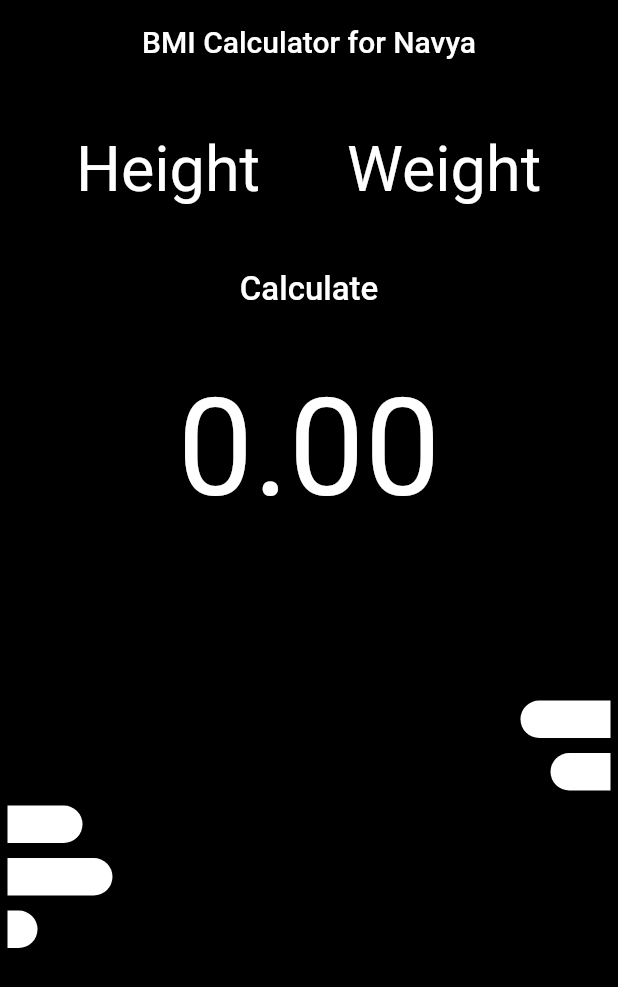
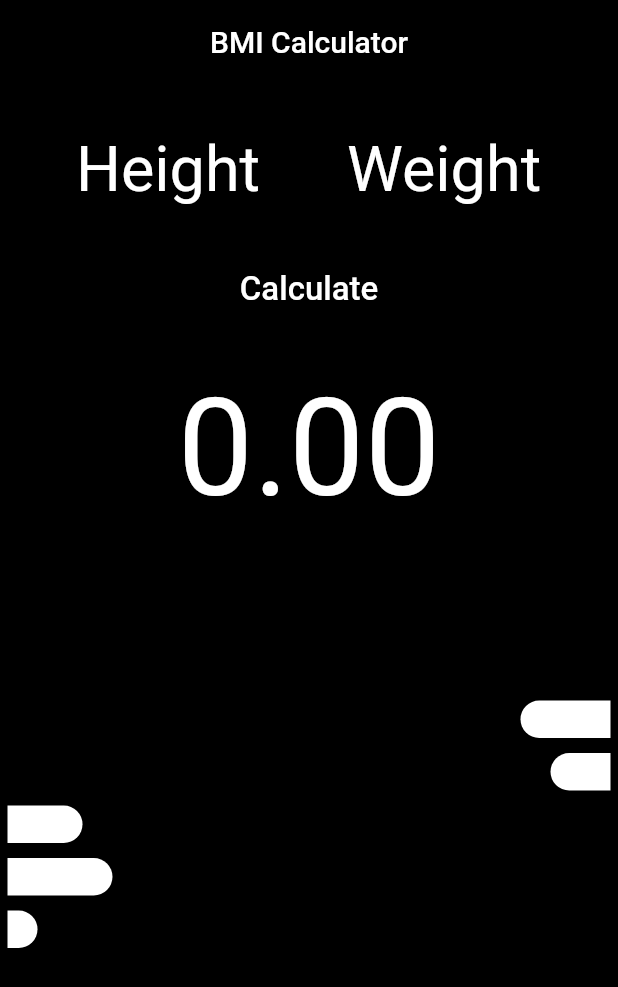
Before and after one commit to aryankhmk/BMI-Calculator, a Flutter app: the screen it shows after launch, on a phone screen of 412 x 824 dp. Shown: the top 987 px of the screen. Run offline on Flutter 3.47's test engine with Material 2 defaults, Android fonts, the phone set to English and light mode, and no system bars.

Commit message:
Update main.dart

```diff
--- a/lib/main.dart
+++ b/lib/main.dart
@@ -21,14 +21,14 @@ class _HomescreenState extends State<Homescreen> {
   @override
   Widget build(BuildContext context) {
     return MaterialApp(
-      title: "BMI Calculator for Navya",
+      title: "BMI Calculator",
       theme: ThemeData(
         primarySwatch: Colors.yellow,
       ),
       home: Scaffold(
         appBar: AppBar(
           title: Text(
-            "BMI Calculator for Navya",
+            "BMI Calculator",
             style: TextStyle(color: accentColor),
           ),
           backgroundColor: Colors.transparent,
```
